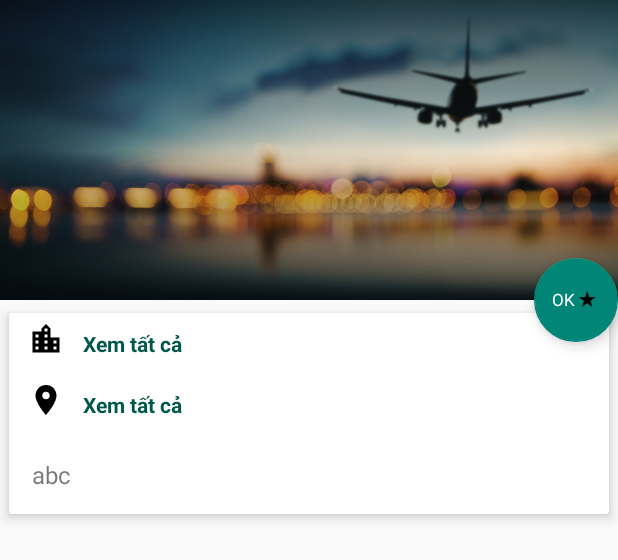
After one commit to qdaoinfo108/TravelFinal, an Android app: the layout activity_detail_location.xml on its own in the app's theme, with its tools: preview values and no code run, on a phone screen of 412 x 824 dp. The commit adds this screen. Shown: the top 560 px of the screen. Run offline under Robolectric (Android 15) with nearby library versions, the phone set to English and light mode, and no system bars; network calls fail.

Commit message:
Đã thay hoàn thành chi tiết location
Commit lan 3

```diff
--- a/app/src/main/AndroidManifest.xml
+++ b/app/src/main/AndroidManifest.xml
@@ -4,9 +4,8 @@
 
     <uses-permission android:name="android.permission.INTERNET" />
     <uses-permission android:name="android.permission.ACCESS_NETWORK_STATE" />
-    <uses-permission android:name="android.permission.ACCESS_WIFI_STATE"/>
-    <uses-permission android:name="android.permission.CAMERA"/>
-
+    <uses-permission android:name="android.permission.ACCESS_WIFI_STATE" />
+    <uses-permission android:name="android.permission.CAMERA" />
 
     <application
         android:allowBackup="true"
@@ -23,6 +22,7 @@
             </intent-filter>
         </activity>
         <activity android:name=".home_first" />
+        <activity android:name=".detail_location"></activity>
     </application>
 
 </manifest>
--- a/app/src/main/java/com/traveltotal/ltmobile/travelfinal/model/Location.java
+++ b/app/src/main/java/com/traveltotal/ltmobile/travelfinal/model/Location.java
@@ -15,12 +15,13 @@ public class Location {
     private String lImg3;
     private String lImg4;
 
-    public Location(String lThanhpho, String lImageMain, String lTitle, String lAdress, String lContent) {
+    public Location(String lThanhpho, String lImageMain, String lTitle, String lAdress, String lContent,int lRate) {
         this.lThanhpho = lThanhpho;
         this.lImageMain = lImageMain;
         this.lTitle = lTitle;
         this.lAdress = lAdress;
         this.lContent = lContent;
+        this.lRate = lRate;
     }
 
     public int getId_location() {
--- /dev/null
+++ b/app/src/main/res/drawable/coll_toolbar_image_gradient.xml
@@ -0,0 +1,9 @@
+<?xml version="1.0" encoding="utf-8"?>
+<shape xmlns:android="http://schemas.android.com/apk/res/android">
+    <gradient
+        android:angle="90"
+        android:centerColor="#00ffffff"
+        android:endColor="#aa000000"
+        android:startColor="#aa000000" />
+    <corners android:radius="0dp" />
+</shape>
--- /dev/null
+++ b/app/src/main/res/drawable/ic_location_on.xml
@@ -0,0 +1,9 @@
+<vector xmlns:android="http://schemas.android.com/apk/res/android"
+    android:width="24dp"
+    android:height="24dp"
+    android:viewportWidth="24"
+    android:viewportHeight="24">
+  <path
+      android:fillColor="#FF000000"
+      android:pathData="M12,2C8.13,2 5,5.13 5,9c0,5.25 7,13 7,13s7,-7.75 7,-13c0,-3.87 -3.13,-7 -7,-7zM12,11.5c-1.38,0 -2.5,-1.12 -2.5,-2.5s1.12,-2.5 2.5,-2.5 2.5,1.12 2.5,2.5 -1.12,2.5 -2.5,2.5z"/>
+</vector>
--- /dev/null
+++ b/app/src/main/res/drawable/ic_star.xml
@@ -0,0 +1,4 @@
+<vector android:height="24dp" android:viewportHeight="18"
+    android:viewportWidth="18" android:width="24dp" xmlns:android="http://schemas.android.com/apk/res/android">
+    <path android:fillColor="#FF000000" android:pathData="M9,11.3l3.71,2.7 -1.42,-4.36L15,7h-4.55L9,2.5 7.55,7H3l3.71,2.64L5.29,14z"/>
+</vector>
--- /dev/null
+++ b/app/src/main/res/layout/activity_detail_location.xml
@@ -0,0 +1,176 @@
+<?xml version="1.0" encoding="utf-8"?>
+<android.support.design.widget.CoordinatorLayout xmlns:android="http://schemas.android.com/apk/res/android"
+    xmlns:app="http://schemas.android.com/apk/res-auto"
+    xmlns:tools="http://schemas.android.com/tools"
+    android:layout_width="match_parent"
+    android:layout_height="match_parent"
+    tools:context=".detail_location">
+
+    <android.support.design.widget.AppBarLayout
+        android:id="@+id/app_bar_layout"
+        android:layout_width="match_parent"
+        android:layout_height="wrap_content"
+        android:theme="@style/ThemeOverlay.AppCompat.Dark.ActionBar"
+        android:fitsSystemWindows="true"
+        >
+
+        <android.support.design.widget.CollapsingToolbarLayout
+            android:id="@+id/collapsing"
+            android:layout_width="match_parent"
+            android:layout_height="200dp"
+            app:layout_scrollFlags="scroll|exitUntilCollapsed"
+            app:contentScrim="?attr/colorPrimary"
+            app:expandedTitleTextAppearance="@android:color/transparent"
+            android:fitsSystemWindows="true"
+            >
+
+            <ImageView
+                android:id="@+id/dlImage"
+                app:layout_collapseMode="parallax"
+                android:src="@drawable/travel_col"
+                android:contentDescription="abc"
+                android:scaleType="centerCrop"
+                android:layout_width="match_parent"
+                android:layout_height="200dp" />
+
+            <View
+                android:layout_width="match_parent"
+                android:layout_height="match_parent"
+                android:background="@drawable/coll_toolbar_image_gradient"
+                >
+
+            </View>
+
+            <android.support.v7.widget.Toolbar
+                android:id="@+id/toolbar"
+                android:layout_width="match_parent"
+                android:layout_height="?attr/actionBarSize"
+                app:popupTheme="@style/ThemeOverlay.AppCompat.Dark"
+                android:title="@string/nulll"
+                app:layout_collapseMode="pin"
+                />
+
+
+        </android.support.design.widget.CollapsingToolbarLayout>
+
+
+
+    </android.support.design.widget.AppBarLayout>
+
+    <android.support.v4.widget.NestedScrollView
+        android:layout_width="match_parent"
+        app:layout_behavior="@string/appbar_scrolling_view_behavior"
+        android:layout_height="match_parent"
+        android:clipToPadding="false"
+        >
+
+        <android.support.v7.widget.CardView
+            android:layout_width="match_parent"
+            android:layout_height="wrap_content"
+            android:layout_marginBottom="16dp"
+            app:cardElevation="5dp"
+            app:cardUseCompatPadding="true"
+
+            >
+
+            <LinearLayout
+                android:layout_width="match_parent"
+                android:layout_height="wrap_content"
+                android:orientation="vertical"
+                >
+
+
+                <LinearLayout
+                    android:orientation="horizontal"
+                    android:padding="5dp"
+                    android:layout_width="match_parent"
+                    android:layout_height="wrap_content">
+
+                    <ImageView
+                        android:src="@drawable/ic_location_city"
+                        android:layout_weight="1"
+                        android:layout_width="0dp"
+                        android:layout_height="wrap_content" />
+
+                    <TextView
+                        android:id="@+id/dlCity"
+                        android:layout_gravity="center_vertical"
+                        android:padding="5dp"
+                        android:textSize="14sp"
+                        android:textStyle="bold"
+                        android:textColor="@color/colorPrimaryDark"
+                        android:text="@string/more"
+                        android:layout_width="0dp"
+                        android:layout_weight="9"
+                        android:maxLines="1"
+                        android:layout_height="wrap_content" />
+
+                </LinearLayout>
+
+
+                <LinearLayout
+                    android:orientation="horizontal"
+                    android:padding="5dp"
+                    android:layout_width="match_parent"
+                    android:layout_height="wrap_content">
+
+                    <ImageView
+                        android:src="@drawable/ic_location_on"
+                        android:layout_weight="1"
+                        android:layout_width="0dp"
+                        android:layout_height="wrap_content" />
+
+                    <TextView
+                        android:id="@+id/dlAdress"
+                        android:layout_gravity="center_vertical"
+                        android:padding="5dp"
+                        android:textSize="14sp"
+                        android:textStyle="bold"
+                        android:textColor="@color/colorPrimaryDark"
+                        android:text="@string/more"
+                        android:layout_width="0dp"
+                        android:layout_weight="9"
+                        android:layout_height="wrap_content" />
+
+                </LinearLayout>
+
+                <TextView
+                    android:id="@+id/dlContent"
+                    android:layout_width="match_parent"
+                    android:layout_height="wrap_content"
+                    android:padding="15dp"
+                    android:text="abc"
+                    android:textSize="16sp"
+                    />
+
+            </LinearLayout>
+
+
+        </android.support.v7.widget.CardView>
+
+    </android.support.v4.widget.NestedScrollView>
+
+    <android.support.design.widget.FloatingActionButton
+        android:id="@+id/buttonFloat"
+        android:layout_width="wrap_content"
+        android:layout_height="wrap_content"
+        app:elevation="6dp"
+        app:pressedTranslationZ="12dp"
+        app:layout_anchor="@id/app_bar_layout"
+        app:layout_anchorGravity="bottom|right|end"
+        />
+
+    <TextView
+        android:id="@+id/dlrate"
+        android:drawableRight="@drawable/ic_star"
+        android:layout_height="wrap_content"
+        android:layout_width="wrap_content"
+        android:text="OK"
+        android:elevation="6dp"
+        android:textSize="16dp"
+        android:textColor="#fff"
+        app:layout_anchor="@id/buttonFloat"
+        app:layout_anchorGravity="center"
+        android:scaleY="0.7"
+        android:scaleX="0.7"/>
+</android.support.design.widget.CoordinatorLayout>
--- a/app/src/main/res/layout/list_items_location.xml
+++ b/app/src/main/res/layout/list_items_location.xml
@@ -62,8 +62,10 @@
             android:text="đoạn text 1"
             android:layout_below="@id/l_content"
             android:layout_toEndOf="@id/l_image"
+            android:layout_marginLeft="5dp"
             android:textSize="@dimen/sizeAdress"
             android:gravity="right"
+            android:maxLines="2"
             android:layout_toRightOf="@id/l_image" />
 
 
--- a/app/src/main/res/values/dimen.xml
+++ b/app/src/main/res/values/dimen.xml
@@ -4,4 +4,5 @@
     <dimen name="sizeTitle">15dp</dimen>
     <dimen name="sizeContent">10dp</dimen>
     <dimen name="sizeAdress">8dp</dimen>
+    <dimen name="sizeHeightImage">250dp</dimen>
 </resources>
--- a/app/src/main/res/values/strings.xml
+++ b/app/src/main/res/values/strings.xml
@@ -6,7 +6,7 @@
     <string name="nav_trans">Phương tiện</string>
     <string name="nav_person">Người dùng</string>
     <string name="more">Xem tất cả</string>
-
+    <string name="nulll"></string>
     <!-- TODO: Remove or change this placeholder text -->
     <string name="hello_blank_fragment">Hello blank fragment</string>
 
```
Also changed, not shown: app/src/main/java/com/traveltotal/ltmobile/travelfinal/Location_fragment.java (+35 -19 lines), app/src/main/java/com/traveltotal/ltmobile/travelfinal/detail_location.java (added, +74 -0 lines), app/src/main/res/drawable/item_state_normal.xml (added, +12 -0 lines), app/src/main/res/drawable/item_state_pressed.xml (added, +12 -0 lines), app/src/main/res/drawable/item_state_selected.xml (added, +12 -0 lines), app/src/main/res/drawable/list_selection.xml (added, +18 -0 lines), app/src/main/res/layout/activity_main.xml (+5 -11 lines), app/src/main/res/layout/fragment_location_fragment.xml (+10 -9 lines), app/src/main/res/values/styles.xml (+22 -0 lines), app/src/main/res/drawable/first_bg.jpg (added), app/src/main/res/drawable/travel_col.jpg (added).
